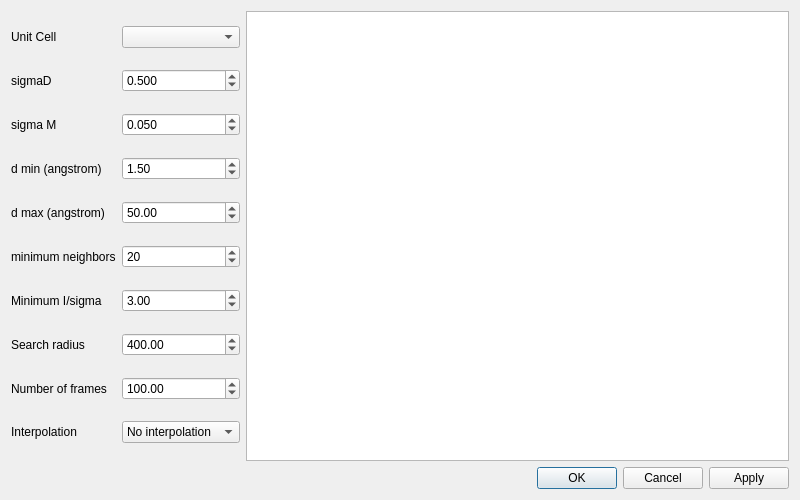
The window that apps/nsxqt/ui/DialogPredictPeaks.ui (k61n/openhkl) describes before a commit, drawn with Qt 5.
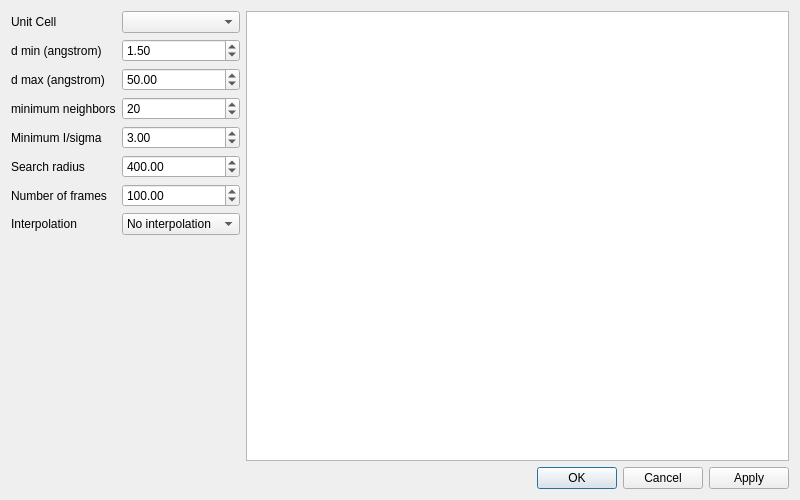
The same window after the commit. Custom widgets are drawn as their Qt base class.

Commit message: Removed uselesss field in predict peaks dialog

Diff of the .ui file:
```diff
--- a/apps/nsxqt/ui/DialogPredictPeaks.ui
+++ b/apps/nsxqt/ui/DialogPredictPeaks.ui
@@ -17,130 +17,65 @@
    <item>
     <layout class="QHBoxLayout" name="horizontalLayout" stretch="0,1">
      <item>
-      <layout class="QGridLayout" name="gridLayout_2">
-       <item row="8" column="1">
-        <widget class="QDoubleSpinBox" name="nframes">
-         <property name="maximum">
-          <double>10000.000000000000000</double>
-         </property>
-         <property name="value">
-          <double>100.000000000000000</double>
-         </property>
-        </widget>
-       </item>
-       <item row="4" column="1">
-        <widget class="QDoubleSpinBox" name="dMaxSpinBox">
-         <property name="maximum">
-          <double>1000.000000000000000</double>
-         </property>
-         <property name="singleStep">
-          <double>0.010000000000000</double>
-         </property>
-         <property name="value">
-          <double>50.000000000000000</double>
-         </property>
-        </widget>
-       </item>
-       <item row="9" column="1">
-        <widget class="QComboBox" name="interpolation">
-         <property name="currentIndex">
-          <number>0</number>
-         </property>
-         <item>
-          <property name="text">
-           <string>No interpolation</string>
-          </property>
-         </item>
-         <item>
-          <property name="text">
-           <string>Inverse distance</string>
-          </property>
-         </item>
-         <item>
-          <property name="text">
-           <string>Intensity</string>
-          </property>
-         </item>
-        </widget>
-       </item>
-       <item row="3" column="1">
-        <widget class="QDoubleSpinBox" name="dMinSpinBox">
-         <property name="maximum">
-          <double>1000.000000000000000</double>
-         </property>
-         <property name="singleStep">
-          <double>0.010000000000000</double>
-         </property>
-         <property name="value">
-          <double>1.500000000000000</double>
-         </property>
-        </widget>
-       </item>
-       <item row="5" column="0">
-        <widget class="QLabel" name="label_5">
+      <layout class="QFormLayout" name="formLayout">
+       <item row="0" column="0">
+        <widget class="QLabel" name="label_3">
          <property name="text">
-          <string>minimum neighbors</string>
+          <string>Unit Cell</string>
          </property>
         </widget>
        </item>
+       <item row="0" column="1">
+        <widget class="QComboBox" name="unitCells"/>
+       </item>
        <item row="1" column="0">
-        <widget class="QLabel" name="label_4">
-         <property name="text">
-          <string>sigmaD</string>
-         </property>
-        </widget>
-       </item>
-       <item row="3" column="0">
         <widget class="QLabel" name="label">
          <property name="text">
           <string>d min (angstrom)</string>
          </property>
         </widget>
        </item>
-       <item row="9" column="0">
-        <widget class="QLabel" name="label_8">
-         <property name="text">
-          <string>Interpolation</string>
-         </property>
-        </widget>
-       </item>
-       <item row="7" column="1">
-        <widget class="QDoubleSpinBox" name="radius">
+       <item row="1" column="1">
+        <widget class="QDoubleSpinBox" name="dMinSpinBox">
          <property name="maximum">
-          <double>10000.000000000000000</double>
-         </property>
-         <property name="value">
-          <double>400.000000000000000</double>
-         </property>
-        </widget>
-       </item>
-       <item row="6" column="1">
-        <widget class="QDoubleSpinBox" name="sigmaSpinBox">
-         <property name="maximum">
-          <double>100000.000000000000000</double>
+          <double>1000.000000000000000</double>
          </property>
          <property name="singleStep">
           <double>0.100000000000000</double>
          </property>
          <property name="value">
-          <double>3.000000000000000</double>
+          <double>1.500000000000000</double>
+         </property>
+        </widget>
+       </item>
+       <item row="2" column="0">
+        <widget class="QLabel" name="label_2">
+         <property name="text">
+          <string>d max (angstrom)</string>
          </property>
         </widget>
        </item>
        <item row="2" column="1">
-        <widget class="QDoubleSpinBox" name="sigmaM">
-         <property name="decimals">
-          <number>3</number>
+        <widget class="QDoubleSpinBox" name="dMaxSpinBox">
+         <property name="maximum">
+          <double>1000.000000000000000</double>
          </property>
          <property name="singleStep">
           <double>0.001000000000000</double>
          </property>
          <property name="value">
-          <double>0.050000000000000</double>
+          <double>50.000000000000000</double>
          </property>
         </widget>
        </item>
-       <item row="5" column="1">
+       <item row="3" column="0">
+        <widget class="QLabel" name="label_5">
+         <property name="text">
+          <string>minimum neighbors</string>
+         </property>
+        </widget>
+       </item>
+       <item row="3" column="1">
         <widget class="QSpinBox" name="neighborSpinBox">
          <property name="maximum">
           <number>100000</number>
@@ -150,64 +85,89 @@
          </property>
         </widget>
        </item>
-       <item row="1" column="1">
-        <widget class="QDoubleSpinBox" name="sigmaD">
-         <property name="decimals">
-          <number>3</number>
-         </property>
-         <property name="singleStep">
-          <double>0.001000000000000</double>
-         </property>
-         <property name="value">
-          <double>0.500000000000000</double>
-         </property>
-        </widget>
-       </item>
        <item row="4" column="0">
-        <widget class="QLabel" name="label_2">
-         <property name="text">
-          <string>d max (angstrom)</string>
-         </property>
-        </widget>
-       </item>
-       <item row="6" column="0">
         <widget class="QLabel" name="label_10">
          <property name="text">
           <string>Minimum I/sigma</string>
          </property>
         </widget>
        </item>
-       <item row="8" column="0">
+       <item row="4" column="1">
+        <widget class="QDoubleSpinBox" name="sigmaSpinBox">
+         <property name="maximum">
+          <double>100000.000000000000000</double>
+         </property>
+         <property name="singleStep">
+          <double>0.100000000000000</double>
+         </property>
+         <property name="value">
+          <double>3.000000000000000</double>
+         </property>
+        </widget>
+       </item>
+       <item row="5" column="0">
+        <widget class="QLabel" name="label_7">
+         <property name="text">
+          <string>Search radius</string>
+         </property>
+        </widget>
+       </item>
+       <item row="5" column="1">
+        <widget class="QDoubleSpinBox" name="radius">
+         <property name="maximum">
+          <double>10000.000000000000000</double>
+         </property>
+         <property name="value">
+          <double>400.000000000000000</double>
+         </property>
+        </widget>
+       </item>
+       <item row="6" column="0">
         <widget class="QLabel" name="label_11">
          <property name="text">
           <string>Number of frames</string>
          </property>
         </widget>
        </item>
-       <item row="0" column="0">
-        <widget class="QLabel" name="label_3">
-         <property name="text">
-          <string>Unit Cell</string>
+       <item row="6" column="1">
+        <widget class="QDoubleSpinBox" name="nframes">
+         <property name="maximum">
+          <double>10000.000000000000000</double>
+         </property>
+         <property name="value">
+          <double>100.000000000000000</double>
          </property>
         </widget>
        </item>
        <item row="7" column="0">
-        <widget class="QLabel" name="label_7">
+        <widget class="QLabel" name="label_8">
          <property name="text">
-          <string>Search radius</string>
+          <string>Interpolation</string>
          </property>
         </widget>
        </item>
-       <item row="2" column="0">
-        <widget class="QLabel" name="label_6">
-         <property name="text">
-          <string>sigma M</string>
+       <item row="7" column="1">
+        <widget class="QComboBox" name="interpolation">
+         <property name="currentIndex">
+          <number>0</number>
          </property>
+         <item>
+          <property name="text">
+           <string>No interpolation</string>
+          </property>
+         </item>
+         <item>
+          <property name="text">
+           <string>Inverse distance</string>
+          </property>
+         </item>
+         <item>
+          <property name="text">
+           <string>Intensity</string>
+          </property>
+         </item>
         </widget>
        </item>
-       <item row="0" column="1">
-        <widget class="QComboBox" name="unitCells"/>
-       </item>
       </layout>
      </item>
      <item>
```
Left out of the diff: 4 changed lines with no effect on the pictures. The commit also changes 1 other file.
